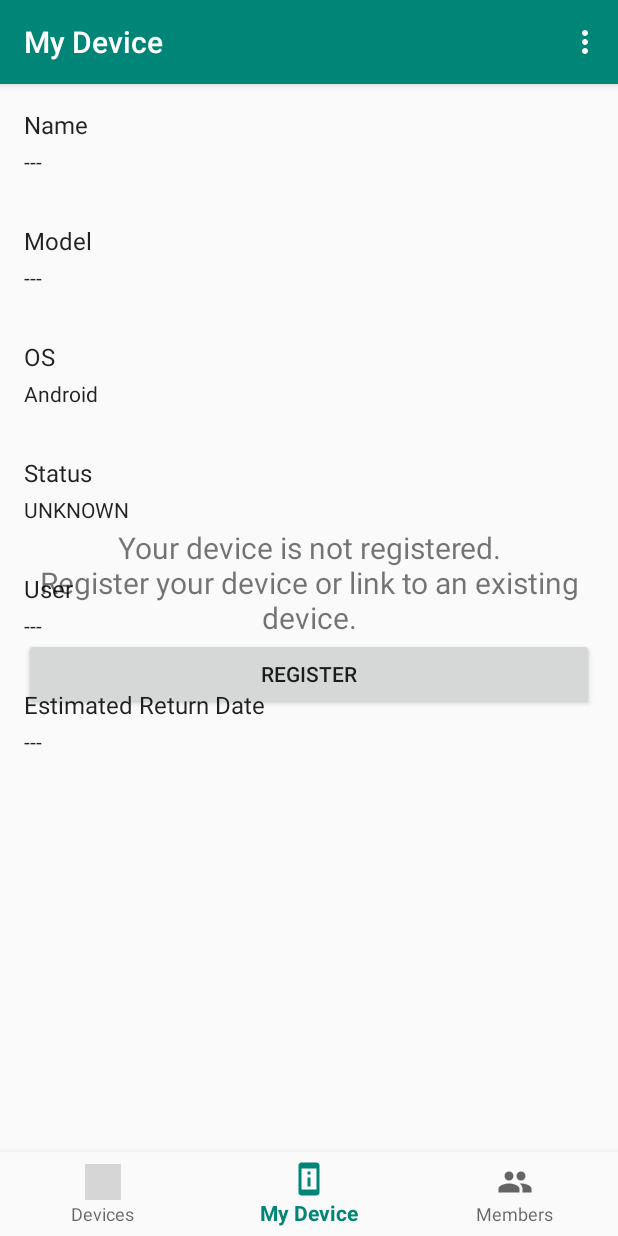
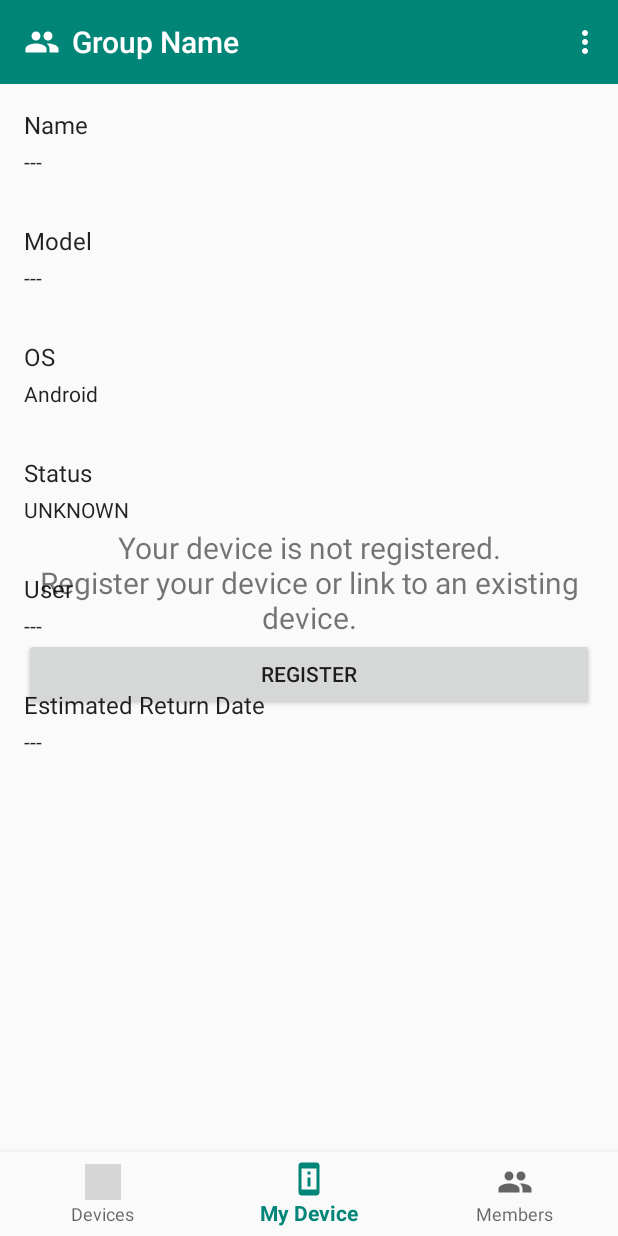
Before and after one commit to KamikazeZirou/shared-device-manager-android, an Android app: the screen it shows after launch (MainActivity), item 2 of the bottom bar chosen, on a phone screen of 412 x 824 dp. Run offline under Robolectric (Android 15) with nearby library versions, the phone set to English and light mode, and no system bars; our stand-ins replace Dagger/Hilt's generated code, Firebase (no records; nobody signed in at launch, a user with empty details on screens opened directly), data binding, navigation-ui; libraries missing offline, so code that uses them is left out: com.firebase.ui; 7 statements that could not run were skipped; grey boxes are pictures that could not be loaded.

Commit message:
feat: タイトルバーにグループのアイコンと名前を表示できるようにした

```diff
--- a/app/src/main/AndroidManifest.xml
+++ b/app/src/main/AndroidManifest.xml
@@ -17,12 +17,13 @@
             android:name="google_analytics_adid_collection_enabled"
             android:value="false" />
 
-        <activity android:name=".ui.detail.DeviceDetailActivity"></activity>
+        <activity android:name=".ui.detail.DeviceDetailActivity" />
         <activity android:name=".ui.main.mydevice.BorrowDeviceActivity" />
         <activity android:name=".ui.register.RegisterDeviceActivity" />
         <activity
             android:name=".ui.main.MainActivity"
-            android:label="@string/title_activity_main">
+            android:label="@string/title_activity_main"
+            android:theme="@style/AppTheme.DarkToolBar">
             <intent-filter>
                 <action android:name="android.intent.action.MAIN" />
 
--- a/app/src/main/java/com/kamikaze/shareddevicemanager/ui/main/MainActivity.kt
+++ b/app/src/main/java/com/kamikaze/shareddevicemanager/ui/main/MainActivity.kt
@@ -6,12 +6,12 @@ import android.os.Bundle
 import androidx.lifecycle.Observer
 import androidx.navigation.findNavController
 import androidx.navigation.ui.AppBarConfiguration
-import androidx.navigation.ui.setupActionBarWithNavController
 import androidx.navigation.ui.setupWithNavController
 import com.firebase.ui.auth.AuthUI
 import com.google.android.material.bottomnavigation.BottomNavigationView
 import com.kamikaze.shareddevicemanager.R
 import dagger.android.support.DaggerAppCompatActivity
+import kotlinx.android.synthetic.main.activity_main.*
 import javax.inject.Inject
 
 class MainActivity : DaggerAppCompatActivity() {
@@ -25,11 +25,11 @@ class MainActivity : DaggerAppCompatActivity() {
     override fun onCreate(savedInstanceState: Bundle?) {
         super.onCreate(savedInstanceState)
         setContentView(R.layout.activity_main)
-        val navView: BottomNavigationView = findViewById(R.id.nav_view)
 
         val navController = findNavController(R.id.nav_host_fragment)
-        // Passing each menu ID as a set of Ids because each
-        // menu should be considered as top level destinations.
+        val navView: BottomNavigationView = findViewById(R.id.nav_view)
+        navView.setupWithNavController(navController)
+
         val appBarConfiguration = AppBarConfiguration(
             setOf(
                 R.id.navigation_device_list,
@@ -37,8 +37,12 @@ class MainActivity : DaggerAppCompatActivity() {
                 R.id.navigation_member_list,
             )
         )
-        setupActionBarWithNavController(navController, appBarConfiguration)
-        navView.setupWithNavController(navController)
+        toolbar.setupWithNavController(navController, appBarConfiguration)
+        setSupportActionBar(toolbar)
+
+        toolbar.setOnClickListener {
+        }
+
 
         mainViewModel.shouldSignIn.observe(this, Observer {
             if (it) {
@@ -52,9 +56,11 @@ class MainActivity : DaggerAppCompatActivity() {
         AuthUI.getInstance().signOut(this)
 
         val intent = AuthUI.getInstance().createSignInIntentBuilder()
-            .setAvailableProviders(listOf(
-                AuthUI.IdpConfig.GoogleBuilder().build()
-            ))
+            .setAvailableProviders(
+                listOf(
+                    AuthUI.IdpConfig.GoogleBuilder().build()
+                )
+            )
             .setIsSmartLockEnabled(false)
             .build()
 
--- a/app/src/main/res/layout/activity_main.xml
+++ b/app/src/main/res/layout/activity_main.xml
@@ -1,6 +1,7 @@
 <?xml version="1.0" encoding="utf-8"?>
 <androidx.constraintlayout.widget.ConstraintLayout xmlns:android="http://schemas.android.com/apk/res/android"
     xmlns:app="http://schemas.android.com/apk/res-auto"
+    xmlns:tools="http://schemas.android.com/tools"
     android:id="@+id/container"
     android:layout_width="match_parent"
     android:layout_height="match_parent">
@@ -26,7 +27,52 @@
         app:layout_constraintBottom_toTopOf="@id/nav_view"
         app:layout_constraintLeft_toLeftOf="parent"
         app:layout_constraintRight_toRightOf="parent"
-        app:layout_constraintTop_toTopOf="parent"
+        app:layout_constraintTop_toBottomOf="@id/toolbar"
         app:navGraph="@navigation/mobile_navigation" />
 
+    <androidx.appcompat.widget.Toolbar
+        android:id="@+id/toolbar"
+        android:layout_width="0dp"
+        android:layout_height="?attr/actionBarSize"
+        android:background="?attr/colorPrimary"
+        android:minHeight="?attr/actionBarSize"
+        android:theme="?attr/actionBarTheme"
+        app:contentInsetStart="0dp"
+        app:layout_constraintEnd_toEndOf="parent"
+        app:layout_constraintStart_toStartOf="parent"
+        app:layout_constraintTop_toTopOf="parent"
+        app:popupTheme="@style/ThemeOverlay.AppCompat.Dark"
+        tools:layout_height="56dp">
+
+        <LinearLayout
+            android:id="@+id/logo"
+            android:layout_width="match_parent"
+            android:layout_height="match_parent"
+            android:gravity="center_vertical"
+            android:orientation="horizontal"
+            android:paddingStart="8dp"
+            android:paddingEnd="8dp">
+
+            <!-- TODO Groupのアイコンを設定する -->
+            <ImageView
+                android:layout_width="40dp"
+                android:layout_height="40dp"
+                android:background="?attr/selectableItemBackgroundBorderless"
+                android:padding="8dp"
+                app:srcCompat="@drawable/ic_baseline_people_48" />
+
+            <!-- TODO Group名を設定する -->
+            <TextView
+                android:id="@+id/title"
+                style="@style/TextAppearance.AppCompat.Title"
+                android:layout_width="wrap_content"
+                android:layout_height="wrap_content"
+                android:ellipsize="end"
+                android:maxLines="1"
+                android:text="Group Name" />
+
+        </LinearLayout>
+
+    </androidx.appcompat.widget.Toolbar>
+
 </androidx.constraintlayout.widget.ConstraintLayout>
--- a/app/src/main/res/values/styles.xml
+++ b/app/src/main/res/values/styles.xml
@@ -1,8 +1,13 @@
 <resources>
+    <!-- Base application theme. -->
+    <style name="AppTheme.DarkToolBar" parent="AppTheme">
+        <item name="iconTint">?attr/colorControlNormal</item>
+        <item name="windowActionBar">false</item>
+        <item name="windowNoTitle">true</item>
+    </style>
 
     <!-- Base application theme. -->
     <style name="AppTheme" parent="Theme.AppCompat.Light.DarkActionBar">
-        <!-- Customize your theme here. -->
         <item name="colorPrimary">@color/colorPrimary</item>
         <item name="colorPrimaryDark">@color/colorPrimaryDark</item>
         <item name="colorAccent">@color/colorAccent</item>
```
